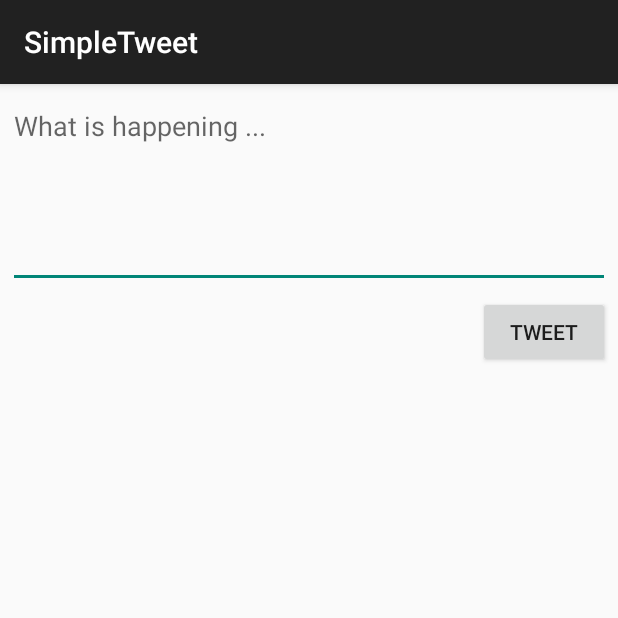
After one commit to RuiminGao/SimpleTweet, an Android app: the ComposeActivity screen opened directly, with no data from a screen before it, on a phone screen of 412 x 824 dp, the top half of it. The commit adds this screen. Run offline under Robolectric (Android 15) with nearby library versions, the phone set to English and light mode, and no system bars; our stand-ins replace Room's generated code; libraries missing offline, so code that uses them is left out: com.codepath.asynchttpclient, com.facebook.stetho, org.parceler; 1 statement that could not run was skipped.

Commit message:
Update tweet post

```diff
--- a/app/build.gradle
+++ b/app/build.gradle
@@ -51,4 +51,6 @@ dependencies {
     annotationProcessor "androidx.room:room-compiler:$room_version"
     implementation 'com.facebook.stetho:stetho:1.5.1'
     implementation 'androidx.swiperefreshlayout:swiperefreshlayout:1.0.0'
+    implementation 'org.parceler:parceler-api:1.1.12'
+    annotationProcessor 'org.parceler:parceler:1.1.12'
 }
--- a/app/src/main/AndroidManifest.xml
+++ b/app/src/main/AndroidManifest.xml
@@ -13,7 +13,8 @@
         android:icon="@drawable/ic_launcher"
         android:label="@string/app_name"
         android:theme="@style/AppTheme">
-        <activity android:name=".TimelineActivity"></activity>
+        <activity android:name=".ComposeActivity"></activity>
+        <activity android:name=".TimelineActivity" />
         <activity
             android:name=".LoginActivity"
             android:label="@string/app_name"
--- /dev/null
+++ b/app/src/main/java/com/codepath/apps/restclienttemplate/ComposeActivity.java
@@ -0,0 +1,78 @@
+package com.codepath.apps.restclienttemplate;
+
+import androidx.appcompat.app.AppCompatActivity;
+
+import android.content.Intent;
+import android.media.audiofx.DynamicsProcessing;
+import android.os.Bundle;
+import android.os.Parcel;
+import android.util.Log;
+import android.view.View;
+import android.widget.Button;
+import android.widget.EditText;
+import android.widget.Toast;
+
+import com.codepath.apps.restclienttemplate.models.Tweet;
+import com.codepath.asynchttpclient.callback.JsonHttpResponseHandler;
+
+import org.json.JSONException;
+import org.parceler.Parcels;
+
+import okhttp3.Headers;
+
+public class ComposeActivity extends AppCompatActivity {
+    public static final String TAG = "ComposeActivity";
+    public static final int MAX_TWEET_LENGTH = 140;
+
+    EditText etCompose;
+    Button btnTweet;
+
+    TwitterClient client;
+
+    @Override
+    protected void onCreate(Bundle savedInstanceState) {
+        super.onCreate(savedInstanceState);
+        setContentView(R.layout.activity_compose);
+
+        client = TwitterApp.getRestClient(this);
+
+        etCompose = findViewById(R.id.etCompose);
+        btnTweet = findViewById(R.id.btnTweet);
+
+        btnTweet.setOnClickListener(new View.OnClickListener() {
+            @Override
+            public void onClick(View view) {
+                final String tweetContent = etCompose.getText().toString();
+                if (tweetContent.isEmpty()) {
+                    Toast.makeText(ComposeActivity.this, "Sorry, your tweet cannot be empty.", Toast.LENGTH_LONG).show();
+                    return;
+                }
+                if (tweetContent.length() > MAX_TWEET_LENGTH) {
+                    Toast.makeText(ComposeActivity.this, "Sorry, your tweet is too long.", Toast.LENGTH_LONG).show();
+                    return;
+                }
+                client.publishTweet(tweetContent, new JsonHttpResponseHandler() {
+                    @Override
+                    public void onSuccess(int statusCode, Headers headers, JSON json) {
+                        Log.i(TAG, "onSuccess to publish tweet");
+                        try {
+                            Tweet tweet = Tweet.fromJson(json.jsonObject);
+                            Log.i(TAG, "Published tweet says: "+tweet.body);
+                            Intent intent = new Intent();
+                            intent.putExtra("tweet", Parcels.wrap(tweet));
+                            setResult(RESULT_OK, intent);
+                            finish();
+                        } catch (JSONException e) {
+                            e.printStackTrace();
+                        }
+                    }
+
+                    @Override
+                    public void onFailure(int statusCode, Headers headers, String response, Throwable throwable) {
+                        Log.e(TAG,"onFailure to publish tweet",throwable);
+                    }
+                });
+            }
+        });
+    }
+}
--- a/app/src/main/java/com/codepath/apps/restclienttemplate/models/Tweet.java
+++ b/app/src/main/java/com/codepath/apps/restclienttemplate/models/Tweet.java
@@ -5,15 +5,19 @@ import com.codepath.apps.restclienttemplate.TimeFormatter;
 import org.json.JSONArray;
 import org.json.JSONException;
 import org.json.JSONObject;
+import org.parceler.Parcel;
 
 import java.util.ArrayList;
 import java.util.List;
 
+@Parcel
 public class Tweet {
     public String body;
     public String createdAt;
     public User user;
     public long id;
+
+    public Tweet() {}
 
     public static Tweet fromJson(JSONObject jsonObject) throws JSONException {
         Tweet tweet = new Tweet();
--- a/app/src/main/java/com/codepath/apps/restclienttemplate/models/User.java
+++ b/app/src/main/java/com/codepath/apps/restclienttemplate/models/User.java
@@ -2,8 +2,14 @@ package com.codepath.apps.restclienttemplate.models;
 
 import org.json.JSONException;
 import org.json.JSONObject;
+import org.parceler.Parcel;
 
+import javax.annotation.ParametersAreNonnullByDefault;
+
+@Parcel
 public class User {
+
+    public User() {}
 
     public String name;
     public String screenName;
--- /dev/null
+++ b/app/src/main/res/layout/activity_compose.xml
@@ -0,0 +1,30 @@
+<?xml version="1.0" encoding="utf-8"?>
+<RelativeLayout xmlns:android="http://schemas.android.com/apk/res/android"
+    xmlns:app="http://schemas.android.com/apk/res-auto"
+    xmlns:tools="http://schemas.android.com/tools"
+    android:layout_width="match_parent"
+    android:layout_height="match_parent"
+    tools:context=".ComposeActivity">
+
+    <EditText
+        android:id="@+id/etCompose"
+        android:layout_width="match_parent"
+        android:layout_height="wrap_content"
+        android:ems="10"
+        android:gravity="start|top"
+        android:hint="@string/what_s_happening"
+        android:inputType="textMultiLine"
+        android:layout_marginHorizontal="5dp"
+        android:layout_marginTop="5dp"
+        android:minLines="5" />
+
+    <Button
+        android:id="@+id/btnTweet"
+        android:layout_width="wrap_content"
+        android:layout_height="wrap_content"
+        android:layout_below="@id/etCompose"
+        android:layout_alignParentEnd="true"
+        android:layout_marginTop="5dp"
+        android:layout_marginEnd="5dp"
+        android:text="@string/tweet"/>
+</RelativeLayout>
--- a/app/src/main/res/values/strings.xml
+++ b/app/src/main/res/values/strings.xml
@@ -5,5 +5,7 @@
     <string name="login_label">Log in</string>
     <string name="intent_scheme">oauth</string>
     <string name="intent_host">cprest</string>
+    <string name="tweet">Tweet</string>
+    <string name="what_s_happening">What is happening ...</string>
 
 </resources>
```
Also changed, not shown: app/src/main/java/com/codepath/apps/restclienttemplate/TimelineActivity.java (+35 -1 lines), app/src/main/java/com/codepath/apps/restclienttemplate/TwitterClient.java (+8 -0 lines), app/src/main/res/menu/menu_main.xml (added, +10 -0 lines).
